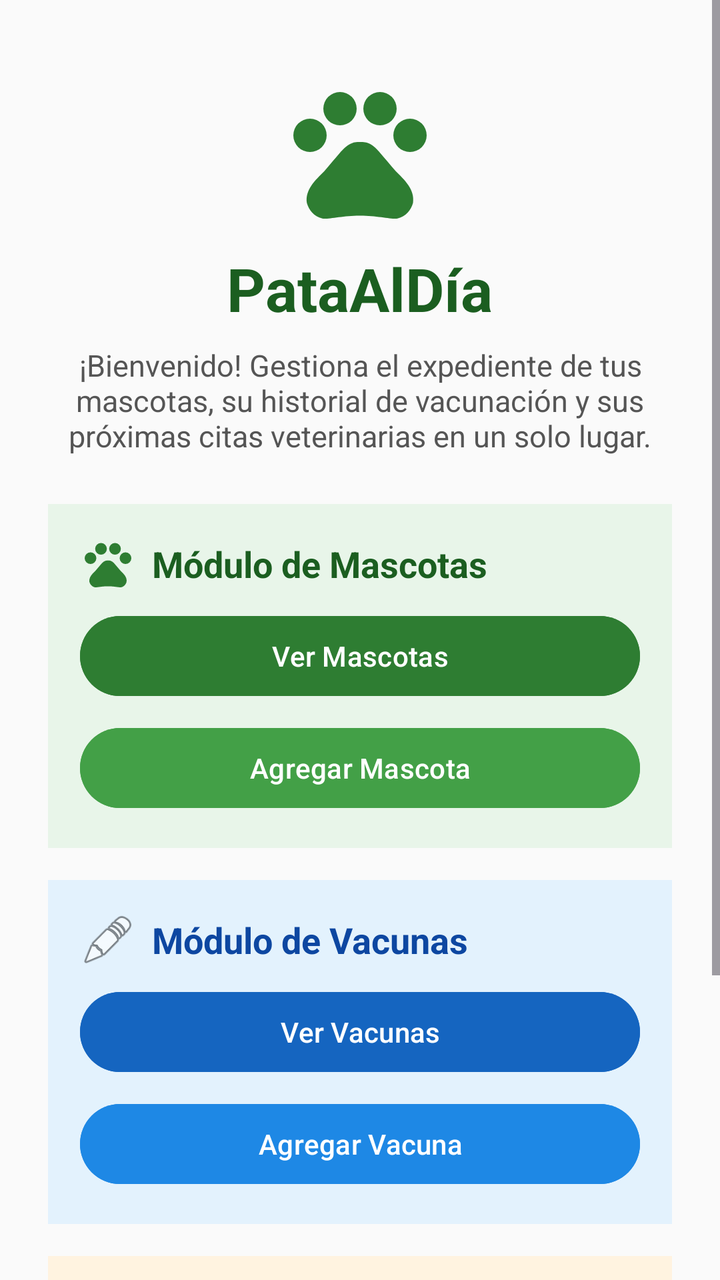
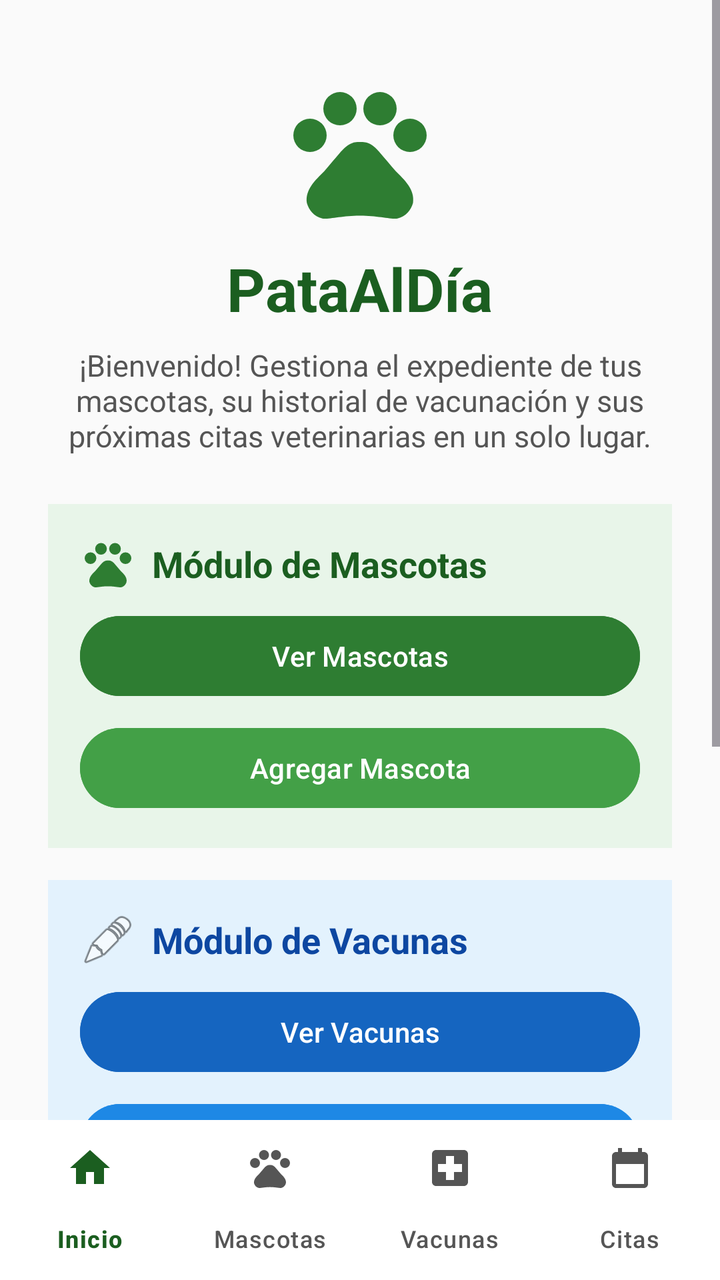

An Android layout rendered at two revisions. The XML below is the earlier revision; the diff shows what the commit changed to produce the second picture.
<!-- AndroidManifest.xml: application theme Theme.Proyecto_1PataAlDia -->
<!-- res/layout/activity_inicio.xml -->
<?xml version="1.0" encoding="utf-8"?>
<ScrollView xmlns:android="http://schemas.android.com/apk/res/android"
    xmlns:tools="http://schemas.android.com/tools"
    android:layout_width="match_parent"
    android:layout_height="match_parent"
    android:background="@color/pata_background"
    android:fillViewport="true"
    tools:context=".InicioActivity">

    <LinearLayout
        android:id="@+id/inicioRoot"
        android:layout_width="match_parent"
        android:layout_height="wrap_content"
        android:gravity="center_horizontal"
        android:orientation="vertical"
        android:padding="24dp">

        <ImageView
            android:id="@+id/ivHeaderLogo"
            android:layout_width="80dp"
            android:layout_height="80dp"
            android:layout_marginTop="12dp"
            android:contentDescription="Icono principal PataAlDía"
            android:src="@drawable/ic_paw" />

        <TextView
            android:id="@+id/tvTituloInicio"
            android:layout_width="wrap_content"
            android:layout_height="wrap_content"
            android:layout_marginTop="8dp"
            android:text="PataAlDía"
            android:textColor="@color/pata_primary_dark"
            android:textSize="30sp"
            android:textStyle="bold" />

        <TextView
            android:id="@+id/tvDescripcionInicio"
            android:layout_width="match_parent"
            android:layout_height="wrap_content"
            android:layout_marginTop="8dp"
            android:layout_marginBottom="24dp"
            android:gravity="center"
            android:text="¡Bienvenido! Gestiona el expediente de tus mascotas, su historial de vacunación y sus próximas citas veterinarias en un solo lugar."
            android:textColor="@color/pata_text_secondary"
            android:textSize="15sp" />

        
        <LinearLayout
            android:layout_width="match_parent"
            android:layout_height="wrap_content"
            android:layout_marginBottom="16dp"
            android:background="@color/pata_primary_light"
            android:orientation="vertical"
            android:padding="16dp">

            <LinearLayout
                android:layout_width="match_parent"
                android:layout_height="wrap_content"
                android:gravity="center_vertical"
                android:orientation="horizontal"
                android:layout_marginBottom="8dp">

                <ImageView
                    android:layout_width="28dp"
                    android:layout_height="28dp"
                    android:contentDescription="Icono Mascotas"
                    android:src="@drawable/ic_paw" />

                <TextView
                    android:layout_width="wrap_content"
                    android:layout_height="wrap_content"
                    android:layout_marginStart="8dp"
                    android:text="Módulo de Mascotas"
                    android:textColor="@color/pata_primary_dark"
                    android:textSize="18sp"
                    android:textStyle="bold" />
            </LinearLayout>

            <Button
                android:id="@+id/btnVerMascotas"
                android:layout_width="match_parent"
                android:layout_height="wrap_content"
                android:backgroundTint="@color/pata_primary"
                android:text="Ver Mascotas"
                android:textColor="@color/white" />

            <Button
                android:id="@+id/btnAgregarMascota"
                android:layout_width="match_parent"
                android:layout_height="wrap_content"
                android:layout_marginTop="8dp"
                android:backgroundTint="@color/pata_secondary"
                android:text="Agregar Mascota"
                android:textColor="@color/white" />
        </LinearLayout>

        
        <LinearLayout
            android:layout_width="match_parent"
            android:layout_height="wrap_content"
            android:layout_marginBottom="16dp"
            android:background="@color/vacunas_light"
            android:orientation="vertical"
            android:padding="16dp">

            <LinearLayout
                android:layout_width="match_parent"
                android:layout_height="wrap_content"
                android:gravity="center_vertical"
                android:orientation="horizontal"
                android:layout_marginBottom="8dp">

                <ImageView
                    android:layout_width="28dp"
                    android:layout_height="28dp"
                    android:contentDescription="Icono Vacunas"
                    android:src="@android:drawable/ic_menu_edit" />

                <TextView
                    android:layout_width="wrap_content"
                    android:layout_height="wrap_content"
                    android:layout_marginStart="8dp"
                    android:text="Módulo de Vacunas"
                    android:textColor="@color/vacunas_dark"
                    android:textSize="18sp"
                    android:textStyle="bold" />
            </LinearLayout>

            <Button
                android:id="@+id/btnVerVacunas"
                android:layout_width="match_parent"
                android:layout_height="wrap_content"
                android:backgroundTint="@color/vacunas_main"
                android:text="Ver Vacunas"
                android:textColor="@color/white" />

            <Button
                android:id="@+id/btnAgregarVacuna"
                android:layout_width="match_parent"
                android:layout_height="wrap_content"
                android:layout_marginTop="8dp"
                android:backgroundTint="#1E88E5"
                android:text="Agregar Vacuna"
                android:textColor="@color/white" />
        </LinearLayout>

        
        <LinearLayout
            android:layout_width="match_parent"
            android:layout_height="wrap_content"
            android:layout_marginBottom="16dp"
            android:background="@color/citas_light"
            android:orientation="vertical"
            android:padding="16dp">

            <LinearLayout
                android:layout_width="match_parent"
                android:layout_height="wrap_content"
                android:gravity="center_vertical"
                android:orientation="horizontal"
                android:layout_marginBottom="8dp">

                <ImageView
                    android:layout_width="28dp"
                    android:layout_height="28dp"
                    android:contentDescription="Icono Citas"
                    android:src="@android:drawable/ic_menu_my_calendar" />

                <TextView
                    android:layout_width="wrap_content"
                    android:layout_height="wrap_content"
                    android:layout_marginStart="8dp"
                    android:text="Módulo de Citas"
                    android:textColor="@color/citas_dark"
                    android:textSize="18sp"
                    android:textStyle="bold" />
            </LinearLayout>

            <Button
                android:id="@+id/btnVerCitas"
                android:layout_width="match_parent"
                android:layout_height="wrap_content"
                android:backgroundTint="@color/citas_main"
                android:text="Ver Citas"
                android:textColor="@color/white" />

            <Button
                android:id="@+id/btnAgregarCita"
                android:layout_width="match_parent"
                android:layout_height="wrap_content"
                android:layout_marginTop="8dp"
                android:backgroundTint="#FB8C00"
                android:text="Agregar Cita"
                android:textColor="@color/white" />
        </LinearLayout>

    </LinearLayout>
</ScrollView>
<!-- resources referenced by this layout -->
<resources>
  <color name="citas_dark">#E65100</color>
  <color name="citas_light">#FFF3E0</color>
  <color name="citas_main">#EF6C00</color>
  <color name="pata_background">#FAFAFA</color>
  <color name="pata_primary">#2E7D32</color>
  <color name="pata_primary_dark">#1B5E20</color>
  <color name="pata_primary_light">#E8F5E9</color>
  <color name="pata_secondary">#43A047</color>
  <color name="pata_text_secondary">#555555</color>
  <color name="vacunas_dark">#0D47A1</color>
  <color name="vacunas_light">#E3F2FD</color>
  <color name="vacunas_main">#1565C0</color>
  <color name="white">#FFFFFFFF</color>
  <!-- drawable ic_paw (drawable) -->
  <vector xmlns:android="http://schemas.android.com/apk/res/android"
      android:width="96dp"
      android:height="96dp"
      android:viewportWidth="24"
      android:viewportHeight="24">
      <path
          android:fillColor="#2E7D32"
          android:pathData="M4.5,9.5m-2.5,0a2.5,2.5 0,1 1,5 0a2.5,2.5 0,1 1,-5 0M9,5.5m-2.5,0a2.5,2.5 0,1 1,5 0a2.5,2.5 0,1 1,-5 0M15,5.5m-2.5,0a2.5,2.5 0,1 1,5 0a2.5,2.5 0,1 1,-5 0M19.5,9.5m-2.5,0a2.5,2.5 0,1 1,5 0a2.5,2.5 0,1 1,-5 0M17.34,14.86c-0.87,-1.02 -1.6,-1.89 -2.48,-2.91 -0.46,-0.54 -1.05,-1.08 -1.75,-1.32 -0.11,-0.04 -0.22,-0.07 -0.33,-0.09 -0.25,-0.04 -0.52,-0.04 -0.78,-0.04s-0.53,0 -0.79,0.05c-0.11,0.02 -0.22,0.05 -0.33,0.09 -0.7,0.24 -1.28,0.78 -1.75,1.32 -0.87,1.02 -1.6,1.89 -2.48,2.91 -1.31,1.31 -2.92,2.76 -2.62,4.79 0.29,1.02 1.02,2.03 2.33,2.32 0.73,0.15 3.06,-0.44 5.54,-0.44h0.18c2.48,0 4.81,0.58 5.54,0.44 1.31,-0.29 2.04,-1.31 2.33,-2.32 0.31,-2.04 -1.3,-3.49 -2.61,-4.8z" />
  </vector>
  <style name="Theme.Proyecto_1PataAlDia" parent="Base.Theme.Proyecto_1PataAlDia" />
  <style name="Base.Theme.Proyecto_1PataAlDia" parent="Theme.Material3.Light.NoActionBar">
          <item name="colorPrimary">@color/pata_primary</item>
          <item name="colorOnPrimary">@color/white</item>
          <item name="colorPrimaryContainer">@color/pata_primary_light</item>
          <item name="colorOnPrimaryContainer">@color/pata_primary_dark</item>
          <item name="colorSecondary">@color/pata_secondary</item>
          <item name="android:colorBackground">@color/pata_background</item>
          <item name="android:statusBarColor">@color/pata_primary_dark</item>
      </style>
</resources>

<!-- the commit's change to res/layout/activity_inicio.xml (unified diff, before → after) -->
@@ -1,11 +1,18 @@
 <?xml version="1.0" encoding="utf-8"?>
-<ScrollView xmlns:android="http://schemas.android.com/apk/res/android"
+<LinearLayout xmlns:android="http://schemas.android.com/apk/res/android"
     xmlns:tools="http://schemas.android.com/tools"
     android:layout_width="match_parent"
     android:layout_height="match_parent"
+    android:orientation="vertical"
+    tools:context=".InicioActivity">
+
+<ScrollView
+    android:layout_width="match_parent"
+    android:layout_height="0dp"
+    android:layout_weight="1"
     android:background="@color/pata_background"
     android:fillViewport="true"
-    tools:context=".InicioActivity">
+    >
 
     <LinearLayout
         android:id="@+id/inicioRoot"
@@ -196,3 +203,20 @@
 
     </LinearLayout>
 </ScrollView>
+
+<include layout="@layout/include_bottom_nav" />
+</LinearLayout>
+<!-- res/layout/include_bottom_nav.xml (included above) -->
+<?xml version="1.0" encoding="utf-8"?>
+<com.google.android.material.bottomnavigation.BottomNavigationView
+    xmlns:android="http://schemas.android.com/apk/res/android"
+    xmlns:app="http://schemas.android.com/apk/res-auto"
+    android:id="@+id/bottomNav"
+    android:layout_width="match_parent"
+    android:layout_height="wrap_content"
+    android:background="@color/white"
+    app:itemActiveIndicatorStyle="@style/Widget.App.NavIndicator"
+    app:itemIconTint="@color/nav_item_color"
+    app:itemTextColor="@color/nav_item_color"
+    app:labelVisibilityMode="labeled"
+    app:menu="@menu/bottom_nav_menu" />
<!-- resource entries referenced after the edit -->
@@ -23,6 +23,9 @@
           android:fillColor="#2E7D32"
           android:pathData="M4.5,9.5m-2.5,0a2.5,2.5 0,1 1,5 0a2.5,2.5 0,1 1,-5 0M9,5.5m-2.5,0a2.5,2.5 0,1 1,5 0a2.5,2.5 0,1 1,-5 0M15,5.5m-2.5,0a2.5,2.5 0,1 1,5 0a2.5,2.5 0,1 1,-5 0M19.5,9.5m-2.5,0a2.5,2.5 0,1 1,5 0a2.5,2.5 0,1 1,-5 0M17.34,14.86c-0.87,-1.02 -1.6,-1.89 -2.48,-2.91 -0.46,-0.54 -1.05,-1.08 -1.75,-1.32 -0.11,-0.04 -0.22,-0.07 -0.33,-0.09 -0.25,-0.04 -0.52,-0.04 -0.78,-0.04s-0.53,0 -0.79,0.05c-0.11,0.02 -0.22,0.05 -0.33,0.09 -0.7,0.24 -1.28,0.78 -1.75,1.32 -0.87,1.02 -1.6,1.89 -2.48,2.91 -1.31,1.31 -2.92,2.76 -2.62,4.79 0.29,1.02 1.02,2.03 2.33,2.32 0.73,0.15 3.06,-0.44 5.54,-0.44h0.18c2.48,0 4.81,0.58 5.54,0.44 1.31,-0.29 2.04,-1.31 2.33,-2.32 0.31,-2.04 -1.3,-3.49 -2.61,-4.8z" />
   </vector>
+  <style name="Widget.App.NavIndicator" parent="Widget.Material3.BottomNavigationView.ActiveIndicator">
+          <item name="android:color">@color/pata_primary_light</item>
+      </style>
   <style name="Theme.Proyecto_1PataAlDia" parent="Base.Theme.Proyecto_1PataAlDia" />
   <style name="Base.Theme.Proyecto_1PataAlDia" parent="Theme.Material3.Light.NoActionBar">
           <item name="colorPrimary">@color/pata_primary</item>
